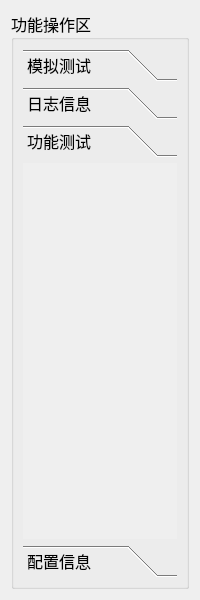
First picture: the form in IDC_TestSystem/SI-BusBar/bus_toolbox/bus_toolboxwid.ui, repository ChinaClever/IDC_TestSystem, before the edit.
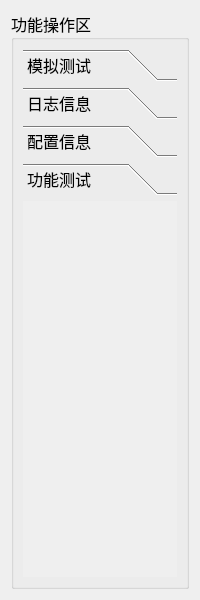
Second picture: the form after the edit. The open tabs and pages were chosen to show the change.

```diff
--- a/IDC_TestSystem/SI-BusBar/bus_toolbox/bus_toolboxwid.ui
+++ b/IDC_TestSystem/SI-BusBar/bus_toolbox/bus_toolboxwid.ui
@@ -57,19 +57,6 @@
           <string>日志信息</string>
          </attribute>
         </widget>
-        <widget class="QWidget" name="testPage">
-         <property name="geometry">
-          <rect>
-           <x>0</x>
-           <y>0</y>
-           <width>98</width>
-           <height>28</height>
-          </rect>
-         </property>
-         <attribute name="label">
-          <string>功能测试</string>
-         </attribute>
-        </widget>
         <widget class="QWidget" name="settingPage">
          <property name="geometry">
           <rect>
@@ -83,6 +70,19 @@
           <string>配置信息</string>
          </attribute>
         </widget>
+        <widget class="QWidget" name="testPage">
+         <property name="geometry">
+          <rect>
+           <x>0</x>
+           <y>0</y>
+           <width>162</width>
+           <height>401</height>
+          </rect>
+         </property>
+         <attribute name="label">
+          <string>功能测试</string>
+         </attribute>
+        </widget>
        </widget>
       </item>
      </layout>
```
Left out of the diff: 8 changed lines with no effect on the pictures.
